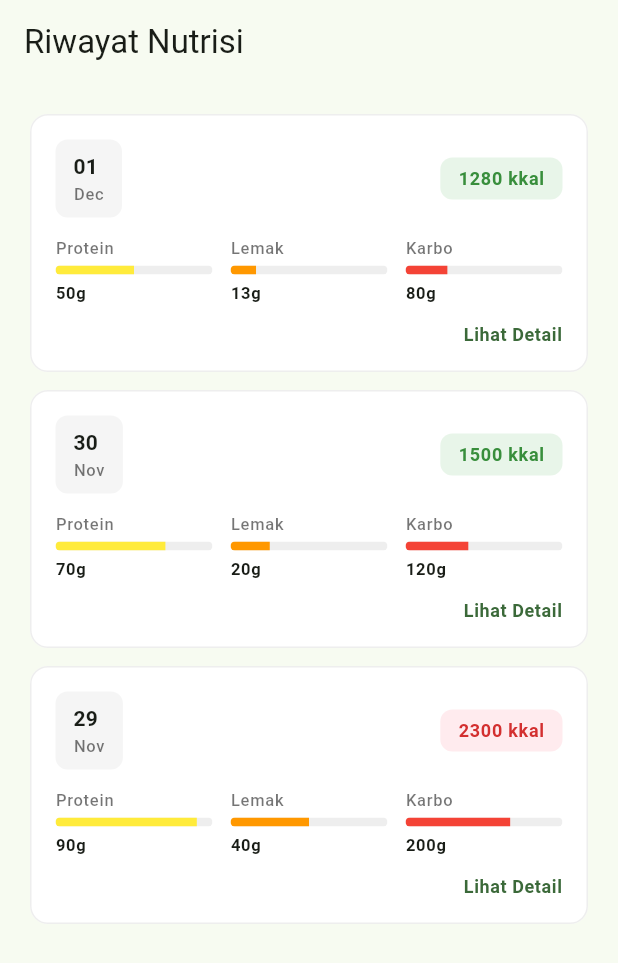
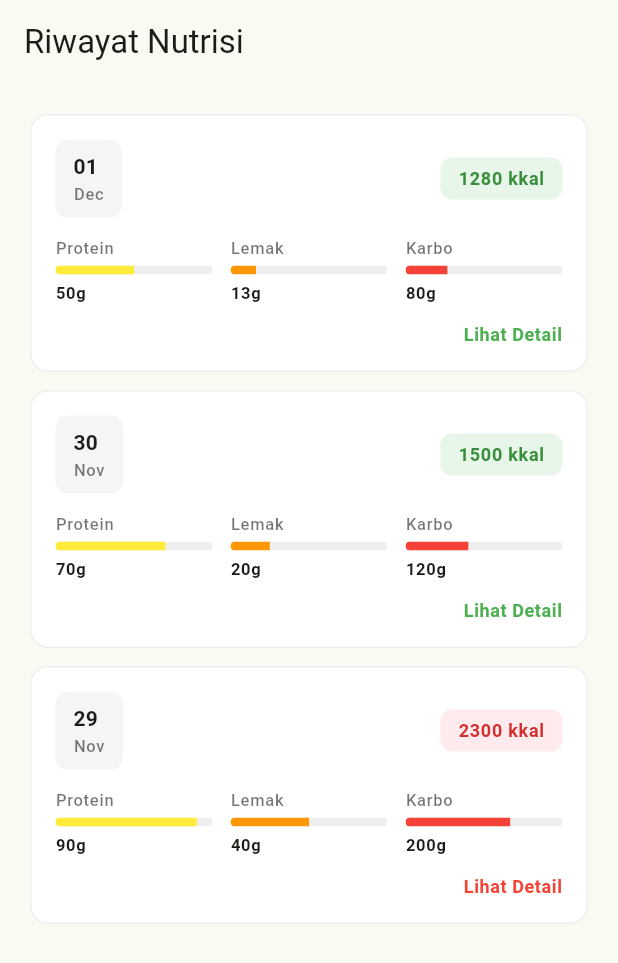
Before and after one commit to ardhptr21/nutrilens-mobile, a Flutter app: the HistoryPage screen opened directly, on a phone screen of 412 x 824 dp. Shown: the top 963 px of the screen. Run offline on Flutter 3.47's test engine with Material 3 defaults, Android fonts, the light colour scheme and no system bars.

Commit message:
Update history_card_widget.dart

```diff
--- a/lib/presentation/widgets/card/history_card_widget.dart
+++ b/lib/presentation/widgets/card/history_card_widget.dart
@@ -1,17 +1,22 @@
+// lib/presentation/widgets/card/history_card_widget.dart
 import 'package:flutter/material.dart';
 import 'package:nutrilens/models/nutrition_model.dart';
 
 class HistoryCardWidget extends StatelessWidget {
   final NutritionModel item;
   final VoidCallback? onTap;
+  final Color? highlightColor;
 
-  const HistoryCardWidget({super.key, required this.item, this.onTap});
+  const HistoryCardWidget({
+    super.key,
+    required this.item,
+    this.onTap,
+    this.highlightColor,
+  });
 
   @override
   Widget build(BuildContext context) {
-    final theme = Theme.of(context);
-    final colorScheme = theme.colorScheme;
-    final isOverCalorie = item.totalCalories > item.calorieGoal;
+    final color = highlightColor ?? (item.totalCalories > item.calorieGoal ? Colors.red : Colors.green);
 
     return Material(
       borderRadius: BorderRadius.circular(12),
@@ -33,23 +38,16 @@ class HistoryCardWidget extends StatelessWidget {
                 children: [
                   _DateBadge(date: item.date),
                   Container(
-                    padding: const EdgeInsets.symmetric(
-                      horizontal: 12,
-                      vertical: 6,
-                    ),
+                    padding: const EdgeInsets.symmetric(horizontal: 12, vertical: 6),
                     decoration: BoxDecoration(
                       borderRadius: BorderRadius.circular(8),
-                      color: isOverCalorie
-                          ? Colors.red.shade50
-                          : Colors.green.shade50,
+                      color: item.totalCalories > item.calorieGoal ? Colors.red.shade50 : Colors.green.shade50,
                     ),
                     child: Text(
                       '${item.totalCalories} kkal',
-                      style: theme.textTheme.labelMedium?.copyWith(
+                      style: Theme.of(context).textTheme.labelMedium?.copyWith(
                         fontWeight: FontWeight.w600,
-                        color: isOverCalorie
-                            ? Colors.red.shade700
-                            : Colors.green.shade700,
+                        color: item.totalCalories > item.calorieGoal ? Colors.red.shade700 : Colors.green.shade700,
                       ),
                     ),
                   ),
@@ -63,8 +61,8 @@ class HistoryCardWidget extends StatelessWidget {
                 child: Text(
                   'Lihat Detail',
                   textAlign: TextAlign.right,
-                  style: theme.textTheme.bodySmall?.copyWith(
-                    color: colorScheme.primary,
+                  style: Theme.of(context).textTheme.bodySmall?.copyWith(
+                    color: color,
                     fontWeight: FontWeight.w600,
                   ),
                 ),
@@ -79,13 +77,11 @@ class HistoryCardWidget extends StatelessWidget {
 
 class _DateBadge extends StatelessWidget {
   final DateTime date;
-
   const _DateBadge({required this.date});
 
   @override
   Widget build(BuildContext context) {
     final theme = Theme.of(context);
-
     return Container(
       padding: const EdgeInsets.symmetric(horizontal: 12, vertical: 8),
       decoration: BoxDecoration(
@@ -95,69 +91,34 @@ class _DateBadge extends StatelessWidget {
       child: Column(
         crossAxisAlignment: CrossAxisAlignment.start,
         children: [
-          Text(
-            date.day.toString().padLeft(2, '0'),
-            style: theme.textTheme.titleSmall?.copyWith(
-              fontWeight: FontWeight.w700,
-            ),
-          ),
-          Text(
-            _getMonthName(date.month),
-            style: theme.textTheme.labelSmall?.copyWith(color: Colors.black54),
-          ),
+          Text(date.day.toString().padLeft(2, '0'),
+              style: theme.textTheme.titleSmall?.copyWith(fontWeight: FontWeight.w700)),
+          Text(_getMonthName(date.month),
+              style: theme.textTheme.labelSmall?.copyWith(color: Colors.black54)),
         ],
       ),
     );
   }
 
   String _getMonthName(int month) {
-    const months = [
-      'Jan',
-      'Feb',
-      'Mar',
-      'Apr',
-      'May',
-      'Jun',
-      'Jul',
-      'Aug',
-      'Sep',
-      'Oct',
-      'Nov',
-      'Dec',
-    ];
+    const months = ['Jan','Feb','Mar','Apr','May','Jun','Jul','Aug','Sep','Oct','Nov','Dec'];
     return months[month - 1];
   }
 }
 
 class _NutrientProgressRow extends StatelessWidget {
   final NutritionModel item;
-
   const _NutrientProgressRow({required this.item});
 
   @override
   Widget build(BuildContext context) {
     return Row(
       children: [
-        _NutrientIndicator(
-          label: 'Protein',
-          value: item.protein,
-          max: 100,
-          color: Colors.yellow,
-        ),
+        _NutrientIndicator(label: 'Protein', value: item.protein, max: 100, color: Colors.yellow),
         const SizedBox(width: 12),
-        _NutrientIndicator(
-          label: 'Lemak',
-          value: item.fat,
-          max: 80,
-          color: Colors.orange,
-        ),
+        _NutrientIndicator(label: 'Lemak', value: item.fat, max: 80, color: Colors.orange),
         const SizedBox(width: 12),
-        _NutrientIndicator(
-          label: 'Karbo',
-          value: item.carbs,
-          max: 300,
-          color: Colors.red,
-        ),
+        _NutrientIndicator(label: 'Karbo', value: item.carbs, max: 300, color: Colors.red),
       ],
     );
   }
@@ -168,47 +129,24 @@ class _NutrientIndicator extends StatelessWidget {
   final int value;
   final int max;
   final Color color;
-
-  const _NutrientIndicator({
-    required this.label,
-    required this.value,
-    required this.max,
-    required this.color,
-  });
+  const _NutrientIndicator({required this.label, required this.value, required this.max, required this.color});
 
   @override
   Widget build(BuildContext context) {
     final theme = Theme.of(context);
     final progress = (value / max).clamp(0.0, 1.0);
-
     return Expanded(
       child: Column(
         crossAxisAlignment: CrossAxisAlignment.start,
         children: [
-          Text(
-            label,
-            style: theme.textTheme.labelSmall?.copyWith(
-              color: Colors.black54,
-              fontWeight: FontWeight.w500,
-            ),
-          ),
+          Text(label, style: theme.textTheme.labelSmall?.copyWith(color: Colors.black54, fontWeight: FontWeight.w500)),
           const SizedBox(height: 4),
           ClipRRect(
             borderRadius: BorderRadius.circular(4),
-            child: LinearProgressIndicator(
-              value: progress,
-              backgroundColor: Colors.grey.shade200,
-              color: color,
-              minHeight: 6,
-            ),
+            child: LinearProgressIndicator(value: progress, backgroundColor: Colors.grey.shade200, color: color, minHeight: 6),
           ),
           const SizedBox(height: 4),
-          Text(
-            '${value}g',
-            style: theme.textTheme.labelSmall?.copyWith(
-              fontWeight: FontWeight.w600,
-            ),
-          ),
+          Text('${value}g', style: theme.textTheme.labelSmall?.copyWith(fontWeight: FontWeight.w600)),
         ],
       ),
     );
```
